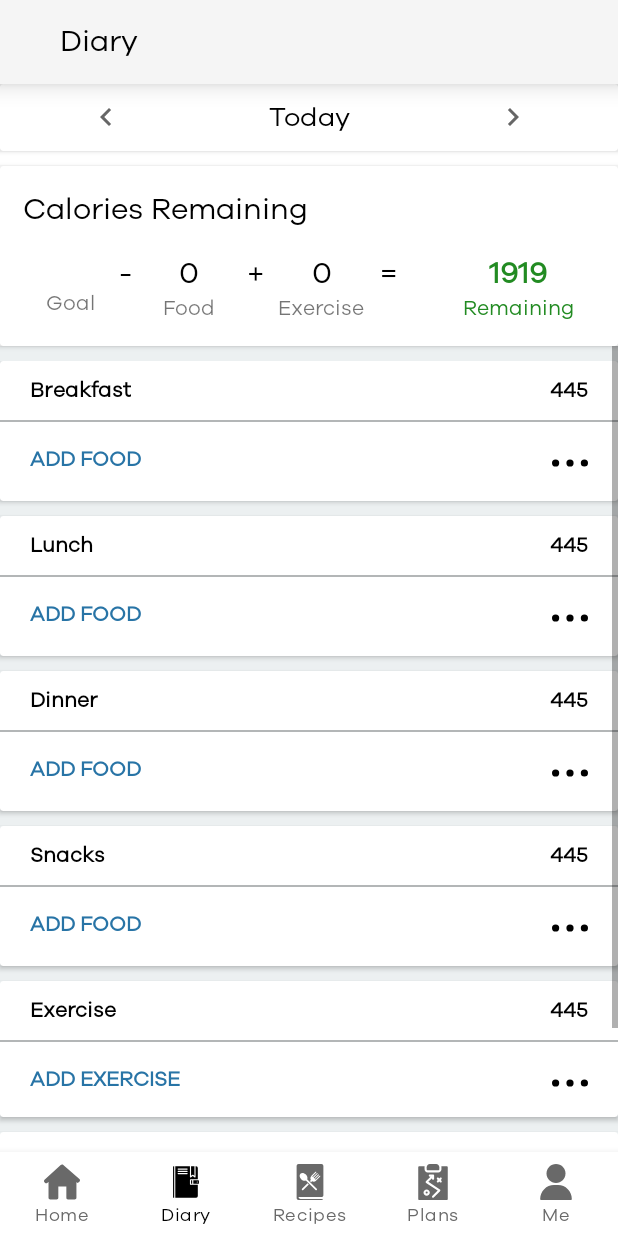
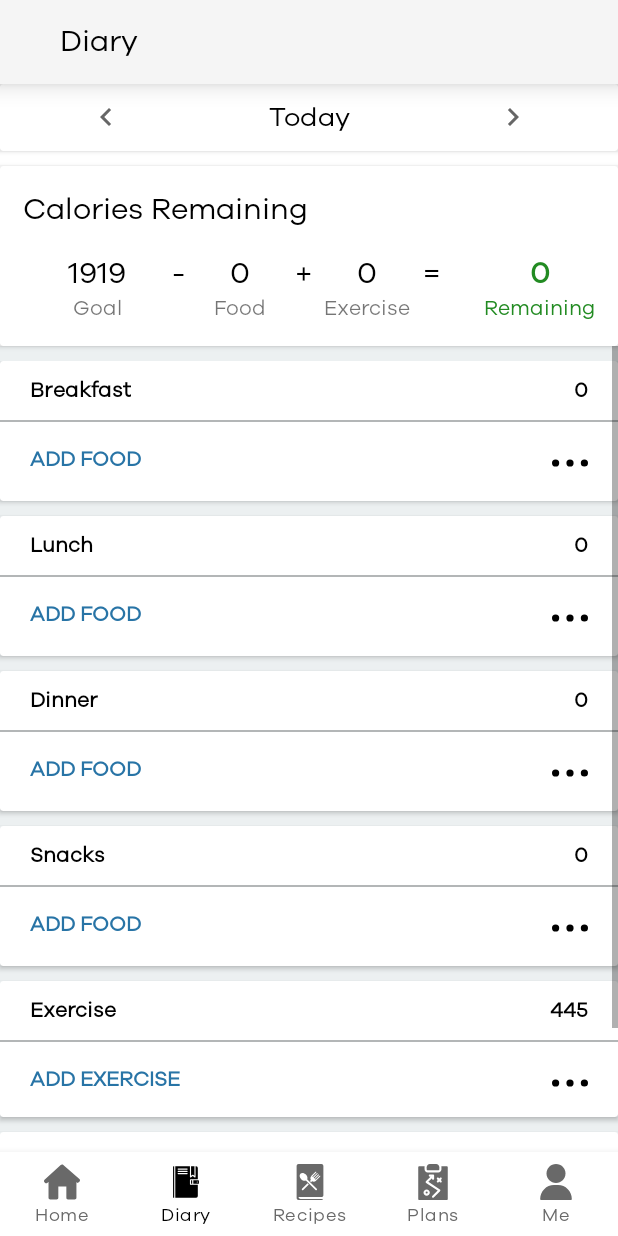
Before and after one commit to prabinkumarsahu28/MyFitnessGoal, an Android app: the screen it shows after launch once a user with an empty profile is signed in (MainActivity), item 2 of the bottom bar chosen, on a phone screen of 412 x 824 dp. Run offline under Robolectric (Android 15) with nearby library versions, the phone set to English and light mode, and no system bars; our stand-ins replace Firebase (no records; nobody signed in at launch, a user with empty details on screens opened directly), Room's generated code; 1 statement that could not run was skipped.

Commit message:
calorie consumption

```diff
--- a/MyFitnessGoal/app/src/main/java/com/eclair/myfitnessgoal/activities/MainActivity.kt
+++ b/MyFitnessGoal/app/src/main/java/com/eclair/myfitnessgoal/activities/MainActivity.kt
@@ -53,10 +53,10 @@ class MainActivity : AppCompatActivity() {
 
             if (intent.getIntExtra("AddFood", 0) == 2) {
                 bottomNavigation.selectedItemId = R.id.ic_diary
-
                 currentFragment(diaryFragment)
             }
         }
+
     }
 
     override fun onBackPressed() {
--- a/MyFitnessGoal/app/src/main/java/com/eclair/myfitnessgoal/activities/ShowFoodDetailsActivity.kt
+++ b/MyFitnessGoal/app/src/main/java/com/eclair/myfitnessgoal/activities/ShowFoodDetailsActivity.kt
@@ -44,9 +44,6 @@ class ShowFoodDetailsActivity : AppCompatActivity() {
             intent.addFlags(Intent.FLAG_ACTIVITY_NEW_TASK or Intent.FLAG_ACTIVITY_CLEAR_TASK)
             startActivity(intent)
 
-            viewModel.getTotalCalorie().observe(this, {
-                Log.d("cal", it.toString())
-            })
         }
     }
 
--- a/MyFitnessGoal/app/src/main/java/com/eclair/myfitnessgoal/fragments/DiaryFragment.kt
+++ b/MyFitnessGoal/app/src/main/java/com/eclair/myfitnessgoal/fragments/DiaryFragment.kt
@@ -5,6 +5,7 @@ package com.eclair.myfitnessgoal.fragments
 import android.annotation.SuppressLint
 import android.content.Intent
 import android.os.Bundle
+import android.util.Log
 import android.view.LayoutInflater
 import android.view.View
 import android.view.ViewGroup
@@ -45,7 +46,9 @@ class DiaryFragment : Fragment(), FoodClickListener {
     private var yesterday: String? = null
     private var tomorrow: String? = null
     private var req = 0
-    var reqCalorie: Int = 0
+    private var reqCalorie: Int = 0
+    private var consumedCalorie: Int = 0
+    private val uid = FirebaseAuth.getInstance().uid
 
 
     override fun onViewCreated(view: View, savedInstanceState: Bundle?) {
@@ -74,6 +77,11 @@ class DiaryFragment : Fragment(), FoodClickListener {
         val userViewModelFactory = UserViewModelFactory(userRepo)
         userViewModel =
             ViewModelProviders.of(this, userViewModelFactory).get(UserViewModel::class.java)
+
+        CoroutineScope(Dispatchers.IO).launch {
+            reqCalorie = userViewModel.getReqCalorie(uid!!).toInt()
+            tvGoalCal.text = "$reqCalorie"
+        }
 
         clickListeners()
         recyclerData()
@@ -105,45 +113,76 @@ class DiaryFragment : Fragment(), FoodClickListener {
             }
         }
 
-        val uid = FirebaseAuth.getInstance().uid
-        CoroutineScope(Dispatchers.IO).launch {
-            tvGoalCal.text = userViewModel.getReqCalorie(uid!!)
-        }
-
         viewModel.getTotalCalorie().observe(requireActivity(), {
+            Log.d("prabin", it.toString())
             if (it.toString() == "null") {
+                consumedCalorie = 0
                 tvFoodCal.text = "0"
             } else {
+                consumedCalorie = it!!
                 tvFoodCal.text = it.toString()
             }
+            tvRemainingCal.text = "${reqCalorie - consumedCalorie}"
         })
 
-        viewModel.getFoodDateWise(reqDate!!, "breakfast").observe(requireActivity(), {
+        viewModel.getFoodDateWise(reqDate!!, "breakfast", uid!!).observe(requireActivity(), {
             breakFastList.clear()
             breakFastList.addAll(it)
             breakFastAdapter.notifyDataSetChanged()
 
         })
 
-        viewModel.getFoodDateWise(reqDate!!, "lunch").observe(requireActivity(), {
+        viewModel.getFoodDateWiseCalSum(reqDate!!, "breakfast", uid).observe(requireActivity(), {
+            if (it.toString() == "null") {
+                totalCalBreakfast.text = "0"
+            } else {
+                totalCalBreakfast.text = it.toString()
+            }
+        })
+
+        viewModel.getFoodDateWise(reqDate!!, "lunch", uid).observe(requireActivity(), {
             lunchList.clear()
             lunchList.addAll(it)
             lunchAdapter.notifyDataSetChanged()
 
         })
 
-        viewModel.getFoodDateWise(reqDate!!, "dinner").observe(requireActivity(), {
+        viewModel.getFoodDateWiseCalSum(reqDate!!, "lunch", uid).observe(requireActivity(), {
+            if (it.toString() == "null") {
+                totalCalLunch.text = "0"
+            } else {
+                totalCalLunch.text = it.toString()
+            }
+        })
+
+        viewModel.getFoodDateWise(reqDate!!, "dinner", uid).observe(requireActivity(), {
             dinnerList.clear()
             dinnerList.addAll(it)
             dinnerAdapter.notifyDataSetChanged()
 
         })
 
-        viewModel.getFoodDateWise(reqDate!!, "snack").observe(requireActivity(), {
+        viewModel.getFoodDateWiseCalSum(reqDate!!, "dinner", uid).observe(requireActivity(), {
+            if (it.toString() == "null") {
+                tvTotalCalDinner.text = "0"
+            } else {
+                tvTotalCalDinner.text = it.toString()
+            }
+        })
+
+        viewModel.getFoodDateWise(reqDate!!, "snack", uid).observe(requireActivity(), {
             snackList.clear()
             snackList.addAll(it)
             snackAdapter.notifyDataSetChanged()
 
+        })
+
+        viewModel.getFoodDateWiseCalSum(reqDate!!, "snack", uid).observe(requireActivity(), {
+            if (it.toString() == "null") {
+                tvTotalCalSnacks.text = "0"
+            } else {
+                tvTotalCalSnacks.text = it.toString()
+            }
         })
     }
 
--- a/MyFitnessGoal/app/src/main/java/com/eclair/myfitnessgoal/fragments/HomeFragment.kt
+++ b/MyFitnessGoal/app/src/main/java/com/eclair/myfitnessgoal/fragments/HomeFragment.kt
@@ -18,15 +18,12 @@ import com.eclair.myfitnessgoal.activities.VideoPlayerActivity
 import com.eclair.myfitnessgoal.adapter.HomeBlogsAdapter
 import com.eclair.myfitnessgoal.listeners.BlogClickListener
 import com.eclair.myfitnessgoal.models.HomeBlogs
-import com.eclair.myfitnessgoal.roomdb.FoodApplication
-import com.eclair.myfitnessgoal.roomdb.UserViewModel
-import com.eclair.myfitnessgoal.roomdb.UserViewModelFactory
+import com.eclair.myfitnessgoal.roomdb.*
 import com.google.firebase.auth.FirebaseAuth
 import com.google.firebase.database.DataSnapshot
 import com.google.firebase.database.DatabaseError
 import com.google.firebase.database.FirebaseDatabase
 import com.google.firebase.database.ValueEventListener
-import kotlinx.android.synthetic.main.fragment_diary.*
 import kotlinx.android.synthetic.main.fragment_home.*
 import kotlinx.coroutines.CoroutineScope
 import kotlinx.coroutines.Dispatchers
@@ -37,8 +34,11 @@ class HomeFragment : Fragment(), BlogClickListener {
     private val blogsList = mutableListOf<HomeBlogs>()
     private lateinit var database: FirebaseDatabase
     lateinit var blogsAdapter: HomeBlogsAdapter
+    private lateinit var viewModel: FoodViewModel
     private lateinit var userViewModel: UserViewModel
     private val uid = FirebaseAuth.getInstance().uid
+    private var reqCalorie: Int = 0
+    private var consumedCalorie: Int = 0
 
     override fun onCreateView(
         inflater: LayoutInflater, container: ViewGroup?,
@@ -62,13 +62,36 @@ class HomeFragment : Fragment(), BlogClickListener {
         userViewModel =
             ViewModelProviders.of(this, userViewModelFactory).get(UserViewModel::class.java)
 
+        val repository = application.foodRepo
+        val viewModelFactory = FoodViewModelFactory(repository)
+        viewModel = ViewModelProviders.of(this, viewModelFactory).get(FoodViewModel::class.java)
+
         Log.d("prabin", uid!!)
         CoroutineScope(Dispatchers.IO).launch {
             tvGoalNumHome.text = userViewModel.getReqCalorie(uid)
         }
 
+//        getCalorieDetails()
         getBlogs()
     }
+
+//    private fun getCalorieDetails() {
+//        val uid = FirebaseAuth.getInstance().uid
+//        CoroutineScope(Dispatchers.IO).launch {
+//            reqCalorie = userViewModel.getReqCalorie(uid!!).toInt()
+//            tvGoalNumHome.text = "$reqCalorie"
+//        }
+//
+//        viewModel.getTotalCalorie().observe(requireActivity(), {
+//            consumedCalorie = if (it.toString() == "null") {
+//                0
+//            } else {
+//                it!!
+//            }
+//            tvFoodNumHome.text = consumedCalorie.toString()
+//            tvRemNumHome.text = "${reqCalorie - consumedCalorie}"
+//        })
+//    }
 
     private fun getBlogs() {
         database.reference.child("Home").addValueEventListener(object : ValueEventListener {
--- a/MyFitnessGoal/app/src/main/java/com/eclair/myfitnessgoal/roomdb/FoodDao.kt
+++ b/MyFitnessGoal/app/src/main/java/com/eclair/myfitnessgoal/roomdb/FoodDao.kt
@@ -13,8 +13,15 @@ interface FoodDao {
     @Query("SELECT * FROM FoodTable")
     fun getAllFood(): LiveData<List<FoodEntity>>
 
-    @Query("SELECT * FROM FoodTable WHERE curDate =:reqDate AND type =:types")
-    fun getFoodDateWise(reqDate: String, types: String): LiveData<List<FoodEntity>>
+    @Query("SELECT * FROM FoodTable WHERE curDate =:reqDate AND type =:types AND uid =:uid")
+    fun getFoodDateWise(reqDate: String, types: String, uid: String): LiveData<List<FoodEntity>>
+
+    @Query("SELECT SUM(calories) FROM FoodTable WHERE curDate =:reqDate AND type =:types AND uid =:uid")
+    fun getFoodDateWiseCalSum(
+        reqDate: String,
+        types: String,
+        uid: String,
+    ): LiveData<Int?>
 
     @Query("SELECT SUM(calories) FROM FoodTable")
     fun getTotalCalorie(): LiveData<Int?>
@@ -23,7 +30,7 @@ interface FoodDao {
     fun getAddedFood(types: String): LiveData<List<FoodEntity>>
 
     @Query("SELECT SUM(calories) FROM FoodTable WHERE id =:id AND type =:types")
-    fun getCalTypeWise(id:String, types: String): LiveData<Int?>
+    fun getCalTypeWise(id: String, types: String): LiveData<Int?>
 
     @Delete
     fun deleteFood(foodEntity: FoodEntity)
--- a/MyFitnessGoal/app/src/main/java/com/eclair/myfitnessgoal/roomdb/FoodRepo.kt
+++ b/MyFitnessGoal/app/src/main/java/com/eclair/myfitnessgoal/roomdb/FoodRepo.kt
@@ -17,8 +17,16 @@ class FoodRepo(private val foodDao: FoodDao) {
         return foodDao.getAllFood()
     }
 
-    fun getFoodDateWise(reqDate: String, types: String): LiveData<List<FoodEntity>> {
-        return foodDao.getFoodDateWise(reqDate, types)
+    fun getFoodDateWise(reqDate: String, types: String, uid: String): LiveData<List<FoodEntity>> {
+        return foodDao.getFoodDateWise(reqDate, types, uid)
+    }
+
+    fun getFoodDateWiseCalSum(
+        reqDate: String,
+        types: String,
+        uid: String,
+    ): LiveData<Int?>{
+        return foodDao.getFoodDateWiseCalSum(reqDate, types, uid)
     }
 
     fun getTotalCalorie(): LiveData<Int?> {
--- a/MyFitnessGoal/app/src/main/java/com/eclair/myfitnessgoal/roomdb/FoodViewModel.kt
+++ b/MyFitnessGoal/app/src/main/java/com/eclair/myfitnessgoal/roomdb/FoodViewModel.kt
@@ -14,8 +14,16 @@ class FoodViewModel(private val foodRepo: FoodRepo) : ViewModel() {
         return foodRepo.getAllFood()
     }
 
-    fun getFoodDateWise(reqDate: String, types: String): LiveData<List<FoodEntity>> {
-        return foodRepo.getFoodDateWise(reqDate, types)
+    fun getFoodDateWise(reqDate: String, types: String, uid: String): LiveData<List<FoodEntity>> {
+        return foodRepo.getFoodDateWise(reqDate, types, uid)
+    }
+
+    fun getFoodDateWiseCalSum(
+        reqDate: String,
+        types: String,
+        uid: String,
+    ): LiveData<Int?>{
+        return foodRepo.getFoodDateWiseCalSum(reqDate, types, uid)
     }
 
     fun getTotalCalorie(): LiveData<Int?> {
--- a/MyFitnessGoal/app/src/main/res/layout/fragment_diary.xml
+++ b/MyFitnessGoal/app/src/main/res/layout/fragment_diary.xml
@@ -224,6 +224,7 @@
                         android:textStyle="bold" />
 
                     <TextView
+                        android:id="@+id/totalCalBreakfast"
                         android:layout_width="wrap_content"
                         android:layout_height="wrap_content"
                         android:layout_alignParentEnd="true"
@@ -300,6 +301,7 @@
                         android:textStyle="bold" />
 
                     <TextView
+                        android:id="@+id/totalCalLunch"
                         android:layout_width="wrap_content"
                         android:layout_height="wrap_content"
                         android:layout_alignParentEnd="true"
@@ -376,6 +378,7 @@
                         android:textStyle="bold" />
 
                     <TextView
+                        android:id="@+id/tvTotalCalDinner"
                         android:layout_width="wrap_content"
                         android:layout_height="wrap_content"
                         android:layout_alignParentEnd="true"
@@ -452,6 +455,7 @@
                         android:textStyle="bold" />
 
                     <TextView
+                        android:id="@+id/tvTotalCalSnacks"
                         android:layout_width="wrap_content"
                         android:layout_height="wrap_content"
                         android:layout_alignParentEnd="true"
@@ -529,6 +533,7 @@
                         android:textStyle="bold" />
 
                     <TextView
+                        android:id="@+id/tvTotalCalExercise"
                         android:layout_width="wrap_content"
                         android:layout_height="wrap_content"
                         android:layout_alignParentEnd="true"
--- a/MyFitnessGoal/app/src/main/res/layout/fragment_home.xml
+++ b/MyFitnessGoal/app/src/main/res/layout/fragment_home.xml
@@ -17,7 +17,8 @@
             android:layout_height="wrap_content"
             android:layout_marginTop="@dimen/dp_10"
             android:layout_marginBottom="@dimen/dp_10"
-            android:elevation="@dimen/dp_10">
+            android:elevation="@dimen/dp_10"
+            android:visibility="gone">
 
             <androidx.constraintlayout.widget.ConstraintLayout
                 android:layout_width="match_parent"
@@ -152,6 +153,7 @@
         </androidx.cardview.widget.CardView>
 
         <androidx.recyclerview.widget.RecyclerView
+            android:layout_marginTop="@dimen/dp_10"
             android:id="@+id/recyclerViewHome"
             android:layout_width="match_parent"
             android:layout_height="match_parent" />
```
